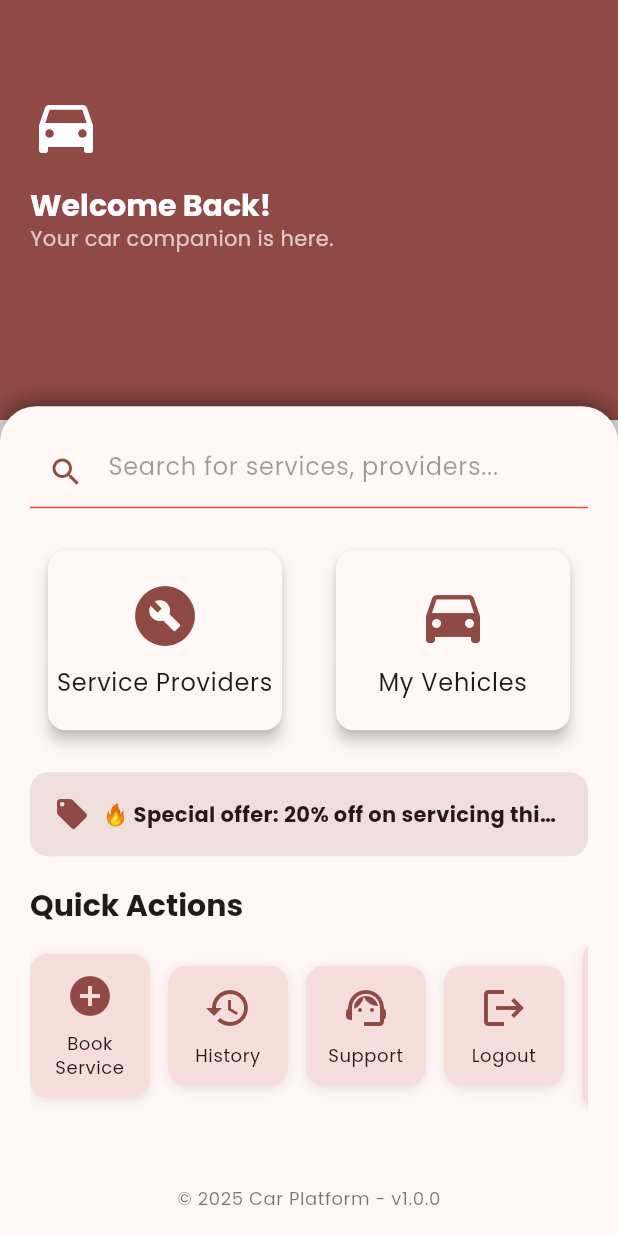
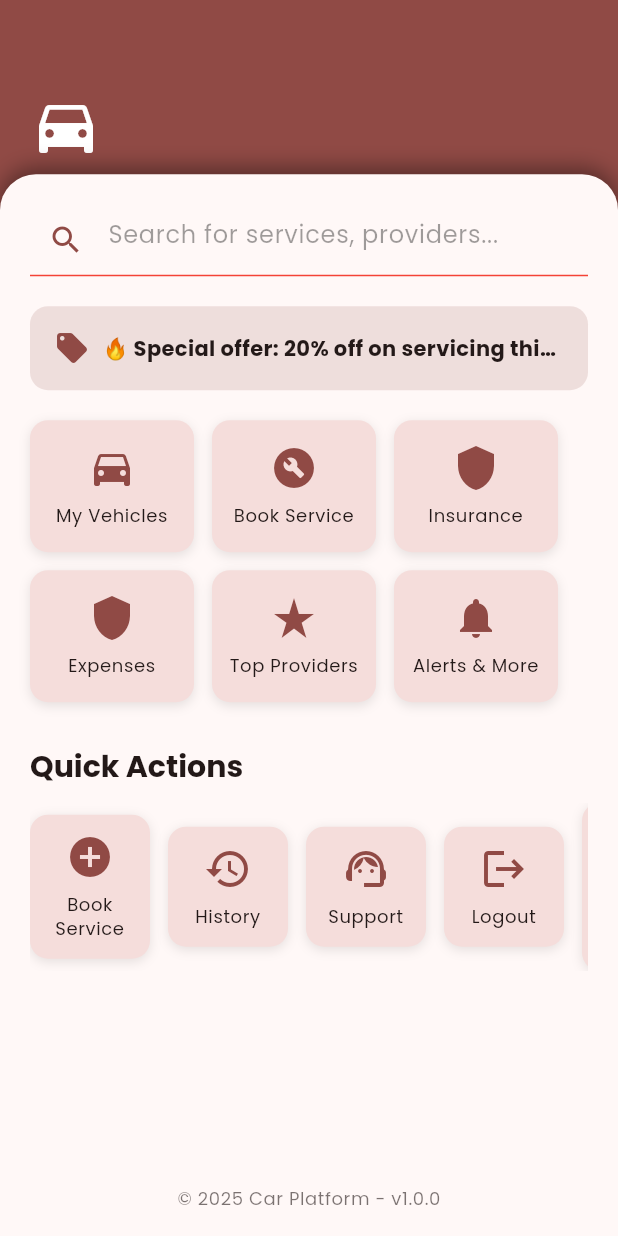
Before and after one commit to wanyos2005/carserve, a Flutter app: the HomePage screen opened by its route, on a phone screen of 412 x 824 dp. Run offline on Flutter 3.47's test engine with Material 3 defaults, Android fonts, the phone set to English and light mode, and no system bars; our stand-ins replace shared_preferences; accounts and stored records are empty.

Commit message:
modifies the navCards structure

```diff
--- a/frontend/lib/pages/home_page.dart
+++ b/frontend/lib/pages/home_page.dart
@@ -3,9 +3,13 @@ import 'package:car_platform/services/auth_service.dart';
 import 'vehicle_list_page.dart';
 import 'services_providers_page.dart';
 import 'service_provider_management_page.dart';
+import 'expandable_footer_button.dart';
+
 import 'login_page.dart';
 import 'history_page.dart';
 import 'booking_page.dart';
+
+// ...imports remain unchanged...
 
 class HomePage extends StatelessWidget {
   const HomePage({super.key});
@@ -18,7 +22,7 @@ class HomePage extends StatelessWidget {
     return Scaffold(
       body: Stack(
         children: [
-          // Plain color header
+          // Header Section
           Container(
             width: double.infinity,
             height: 280,
@@ -46,10 +50,10 @@ class HomePage extends StatelessWidget {
             ),
           ),
 
-          // Bottom sheet
+          // Main Content Sheet
           DraggableScrollableSheet(
-            initialChildSize: 0.65,
-            minChildSize: 0.65,
+            initialChildSize: 0.85,
+            minChildSize: 0.35,
             maxChildSize: 0.95,
             builder: (context, controller) {
               return Container(
@@ -79,39 +83,6 @@ class HomePage extends StatelessWidget {
                     ),
                     const SizedBox(height: 20),
 
-                    // Quick nav cards
-                    Row(
-                      children: [
-                        Expanded(
-                          child: _navCard(
-                            context,
-                            "Service Providers",
-                            Icons.build_circle,
-                            () => Navigator.push(
-                              context,
-                              MaterialPageRoute(
-                                  builder: (_) =>
-                                      const ServicesProvidersPage()),
-                            ),
-                          ),
-                        ),
-                        const SizedBox(width: 12),
-                        Expanded(
-                          child: _navCard(
-                            context,
-                            "My Vehicles",
-                            Icons.directions_car,
-                            () => Navigator.push(
-                              context,
-                              MaterialPageRoute(
-                                  builder: (_) => const VehicleListPage()),
-                            ),
-                          ),
-                        ),
-                      ],
-                    ),
-                    const SizedBox(height: 20),
-
                     // Promotions
                     Container(
                       padding: const EdgeInsets.all(16),
@@ -138,7 +109,76 @@ class HomePage extends StatelessWidget {
                     ),
                     const SizedBox(height: 20),
 
-                    // Quick actions
+                    // 6 Navigation Cards in 2 Rows
+                    Wrap(
+                      spacing: 12,
+                      runSpacing: 12,
+                      children: [
+                        _navCard(
+                          context,
+                          "My Vehicles",
+                          Icons.directions_car,
+                          () => Navigator.push(
+                            context,
+                            MaterialPageRoute(
+                                builder: (_) => const VehicleListPage()),
+                          ),
+                        ),
+                        _navCard(
+                          context,
+                          "Book Service",
+                          Icons.build_circle,
+                          () => Navigator.push(
+                            context,
+                            MaterialPageRoute(
+                                builder: (_) => const BookingPage()),
+                          ),
+                        ),
+                        _navCard(
+                          context,
+                          "Insurance",
+                          Icons.shield,
+                          () {
+                            // TODO: Implement insurance page
+                            ScaffoldMessenger.of(context).showSnackBar(
+                                const SnackBar(content: Text("Coming Soon")));
+                          },
+                        ),
+                        _navCard(
+                          context,
+                          "Expenses",
+                          Icons.shield,
+                          () {
+                            // TODO: Implement insurance page
+                            ScaffoldMessenger.of(context).showSnackBar(
+                                const SnackBar(content: Text("Coming Soon")));
+                          },
+                        ),
+                        _navCard(
+                          context,
+                          "Top Providers",
+                          Icons.star_rate,
+                          () => Navigator.push(
+                            context,
+                            MaterialPageRoute(
+                                builder: (_) => const ServicesProvidersPage()),
+                          ),
+                        ),
+                        _navCard(
+                          context,
+                          "Alerts & More",
+                          Icons.notifications,
+                          () {
+                            // TODO: Show alerts or other info
+                            ScaffoldMessenger.of(context).showSnackBar(
+                                const SnackBar(content: Text("No alerts.")));
+                          },
+                        ),
+                      ],
+                    ),
+                    const SizedBox(height: 30),
+
+                    // Quick Actions Header
                     Text(
                       "Quick Actions",
                       style: theme.textTheme.titleLarge?.copyWith(
@@ -146,6 +186,8 @@ class HomePage extends StatelessWidget {
                       ),
                     ),
                     const SizedBox(height: 12),
+
+                    // Horizontal Quick Actions
                     SingleChildScrollView(
                       scrollDirection: Axis.horizontal,
                       child: Row(
@@ -157,7 +199,8 @@ class HomePage extends StatelessWidget {
                             onTap: () {
                               Navigator.push(
                                 context,
-                                MaterialPageRoute(builder: (_) => const BookingPage()),
+                                MaterialPageRoute(
+                                    builder: (_) => const BookingPage()),
                               );
                             },
                           ),
@@ -168,7 +211,8 @@ class HomePage extends StatelessWidget {
                             onTap: () {
                               Navigator.push(
                                 context,
-                                MaterialPageRoute(builder: (_) => const HistoryPage()),
+                                MaterialPageRoute(
+                                    builder: (_) => const HistoryPage()),
                               );
                             },
                           ),
@@ -181,7 +225,8 @@ class HomePage extends StatelessWidget {
                               AuthService.logout().then((_) {
                                 Navigator.pushReplacement(
                                   context,
-                                  MaterialPageRoute(builder: (_) => const LoginPage()),
+                                  MaterialPageRoute(
+                                      builder: (_) => const LoginPage()),
                                 );
                               });
                             },
@@ -196,7 +241,6 @@ class HomePage extends StatelessWidget {
                           ),
                         ],
                       ),
-
                     ),
                   ],
                 ),
@@ -221,7 +265,7 @@ class HomePage extends StatelessWidget {
     );
   }
 
-  // Nav card
+  // Updated Nav Card (smaller height)
   Widget _navCard(
       BuildContext context, String title, IconData icon, VoidCallback onTap) {
     final theme = Theme.of(context);
@@ -229,31 +273,38 @@ class HomePage extends StatelessWidget {
 
     return GestureDetector(
       onTap: onTap,
-      child: Card(
-        elevation: 4,
-        shape: RoundedRectangleBorder(borderRadius: BorderRadius.circular(12)),
-        color: colorScheme.surface,
-        child: SizedBox(
-          height: 120,
+      child: Container(
+        width: MediaQuery.of(context).size.width / 3 - 28,
+        padding: const EdgeInsets.symmetric(vertical: 16),
+        decoration: BoxDecoration(
+          color: colorScheme.surfaceVariant,
+          borderRadius: BorderRadius.circular(12),
+          boxShadow: [
+            BoxShadow(
+              blurRadius: 6,
+              color: Colors.black.withOpacity(0.1),
+              offset: const Offset(0, 2),
+            ),
+          ],
+        ),
         child: Column(
           mainAxisAlignment: MainAxisAlignment.center,
           children: [
-              Icon(icon, size: 48, color: colorScheme.primary),
+            Icon(icon, size: 32, color: colorScheme.primary),
             const SizedBox(height: 8),
             Text(
               title,
-                style: theme.textTheme.bodyLarge
+              style: theme.textTheme.bodySmall
                   ?.copyWith(color: colorScheme.onSurface),
               textAlign: TextAlign.center,
             ),
           ],
         ),
       ),
-      ),
     );
   }
 
-  // Quick action
+  // Quick Action
   Widget _quickAction(BuildContext context, String label, IconData icon,
       {VoidCallback? onTap}) {
     final theme = Theme.of(context);
--- a/frontend/lib/services/auth_service.dart
+++ b/frontend/lib/services/auth_service.dart
@@ -3,7 +3,7 @@ import 'package:shared_preferences/shared_preferences.dart';
 import 'package:http/http.dart' as http;
 
 class AuthService {
-  static const String baseUrl = "http://192.168.0.107:8000/users";
+  static const String baseUrl = "http://192.168.0.107:8000/users";//.107 -Kelly
 
   // Send OTP
   static Future<bool> sendCode(String email) async {
```
Also changed, not shown: frontend/lib/pages/expandable_footer_button.dart (added, +179 -0 lines), 9 other files. Lines whose indentation alone changed are shown as unchanged.
